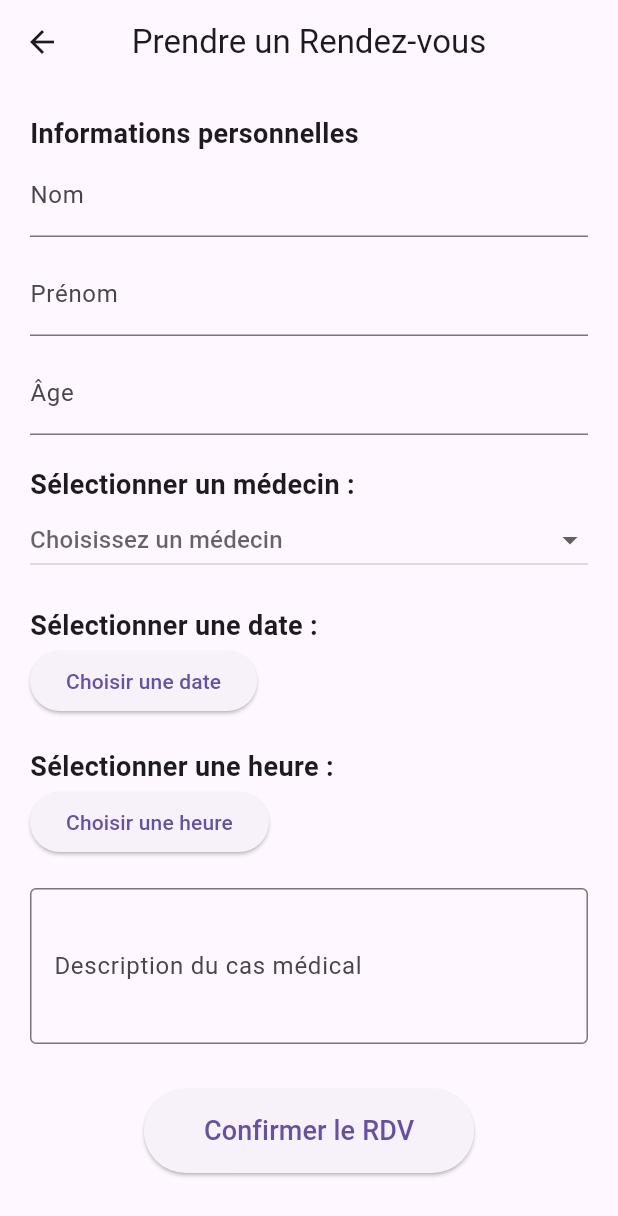
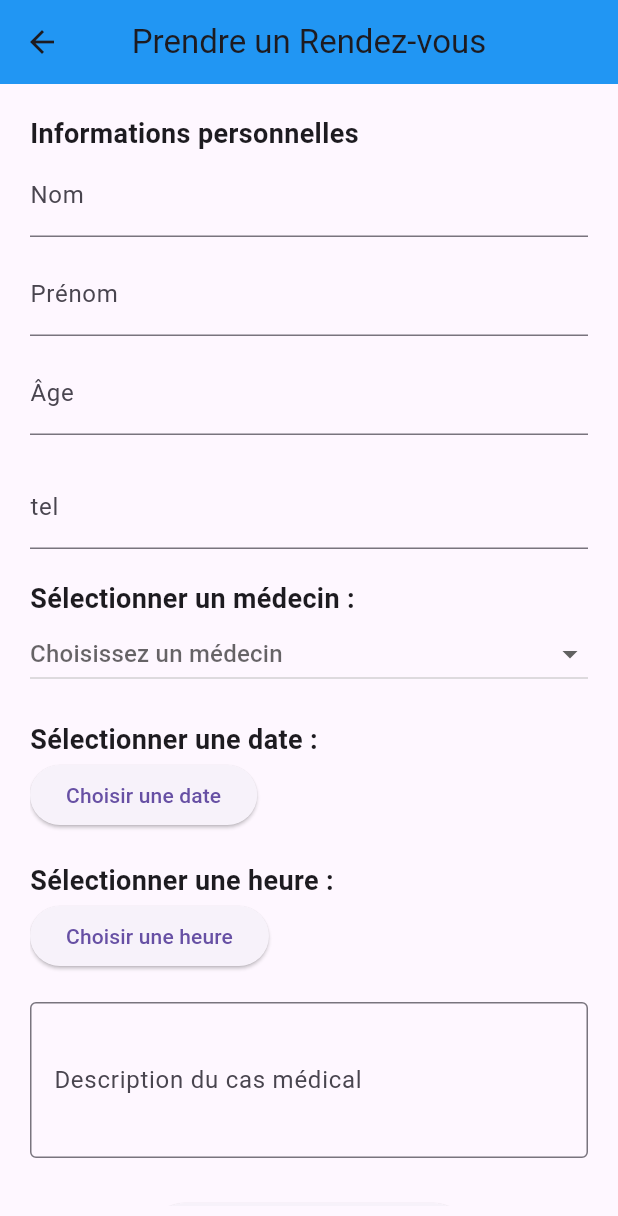
Before and after one commit to amyndoyediene/amisante10, a Flutter app: the RDVPage screen opened directly, on a phone screen of 412 x 824 dp. Shown: the top 1216 px of the screen. Run offline on Flutter 3.47's test engine with Material 3 defaults, Android fonts, the phone set to English and light mode, and no system bars; our stand-ins replace table_calendar.

Commit message:
rendez-vous

```diff
--- a/lib/page/assistance.dart
+++ b/lib/page/assistance.dart
@@ -5,6 +5,7 @@ class ConsultationPage extends StatelessWidget {
     {"name": "Dr. Diene", "specialty": "Cardiologue"},
     {"name": "Dr. Mbengue", "specialty": "Généraliste"},
     {"name": "Dr. Babou", "specialty": "Diabétologue"},
+    {"name": "Dr. Ngom", "specialty": "Gynecologue"},
   ];
 
   @override
@@ -31,7 +32,6 @@ class ConsultationPage extends StatelessWidget {
                       builder: (context) => RDVPage(),
                     ),
                   );
-
                 },
                 style: ElevatedButton.styleFrom(
                   backgroundColor: Colors
@@ -75,6 +75,7 @@ class _RDVPageState extends State<RDVPage> {
   final TextEditingController nameController = TextEditingController();
   final TextEditingController surnameController = TextEditingController();
   final TextEditingController ageController = TextEditingController();
+  final TextEditingController telController = TextEditingController();
   final TextEditingController descriptionController = TextEditingController();
 
   Future<void> _selectDate(BuildContext context) async {
@@ -112,6 +113,7 @@ class _RDVPageState extends State<RDVPage> {
         nameController.text.isNotEmpty &&
         surnameController.text.isNotEmpty &&
         ageController.text.isNotEmpty &&
+        telController.text.isNotEmpty &&
         descriptionController.text.isNotEmpty) {
       ScaffoldMessenger.of(context).showSnackBar(
         SnackBar(
@@ -119,6 +121,7 @@ class _RDVPageState extends State<RDVPage> {
             "RDV confirmé avec $selectedDoctor\n"
             "Nom: ${nameController.text} ${surnameController.text}\n"
             "Âge: ${ageController.text} ans\n"
+            "tel: ${telController.text}\n"
             "Date: ${selectedDate!.day}/${selectedDate!.month}/${selectedDate!.year}\n"
             "Heure: ${selectedTime!.format(context)}\n"
             "Motif: ${descriptionController.text}",
@@ -136,6 +139,7 @@ class _RDVPageState extends State<RDVPage> {
   Widget build(BuildContext context) {
     return Scaffold(
       appBar: AppBar(
+        backgroundColor: Colors.blue,
         title: Text("Prendre un Rendez-vous"),
         centerTitle: true,
       ),
@@ -145,7 +149,8 @@ class _RDVPageState extends State<RDVPage> {
           child: Column(
             crossAxisAlignment: CrossAxisAlignment.start,
             children: [
-              Text("Informations personnelles", style: TextStyle(fontSize: 18, fontWeight: FontWeight.bold)),
+              Text("Informations personnelles",
+                  style: TextStyle(fontSize: 18, fontWeight: FontWeight.bold)),
 
               // Champ Nom
               TextField(
@@ -169,7 +174,16 @@ class _RDVPageState extends State<RDVPage> {
               ),
               SizedBox(height: 20),
 
-              Text("Sélectionner un médecin :", style: TextStyle(fontSize: 18, fontWeight: FontWeight.bold)),
+              // Champ tel
+              TextField(
+                controller: telController,
+                keyboardType: TextInputType.number,
+                decoration: InputDecoration(labelText: "tel"),
+              ),
+              SizedBox(height: 20),
+
+              Text("Sélectionner un médecin :",
+                  style: TextStyle(fontSize: 18, fontWeight: FontWeight.bold)),
               DropdownButton<String>(
                 value: selectedDoctor,
                 isExpanded: true,
@@ -188,7 +202,8 @@ class _RDVPageState extends State<RDVPage> {
               ),
               SizedBox(height: 20),
 
-              Text("Sélectionner une date :", style: TextStyle(fontSize: 18, fontWeight: FontWeight.bold)),
+              Text("Sélectionner une date :",
+                  style: TextStyle(fontSize: 18, fontWeight: FontWeight.bold)),
               ElevatedButton(
                 onPressed: () => _selectDate(context),
                 child: Text(selectedDate == null
@@ -197,7 +212,8 @@ class _RDVPageState extends State<RDVPage> {
               ),
               SizedBox(height: 20),
 
-              Text("Sélectionner une heure :", style: TextStyle(fontSize: 18, fontWeight: FontWeight.bold)),
+              Text("Sélectionner une heure :",
+                  style: TextStyle(fontSize: 18, fontWeight: FontWeight.bold)),
               ElevatedButton(
                 onPressed: () => _selectTime(context),
                 child: Text(selectedTime == null
@@ -223,7 +239,8 @@ class _RDVPageState extends State<RDVPage> {
                     padding: EdgeInsets.symmetric(horizontal: 40, vertical: 15),
                   ),
                   onPressed: _confirmRDV,
-                  child: Text("Confirmer le RDV", style: TextStyle(fontSize: 18)),
+                  child:
+                      Text("Confirmer le RDV", style: TextStyle(fontSize: 18)),
                 ),
               ),
             ],
```
Lines whose indentation alone changed are shown as unchanged.
